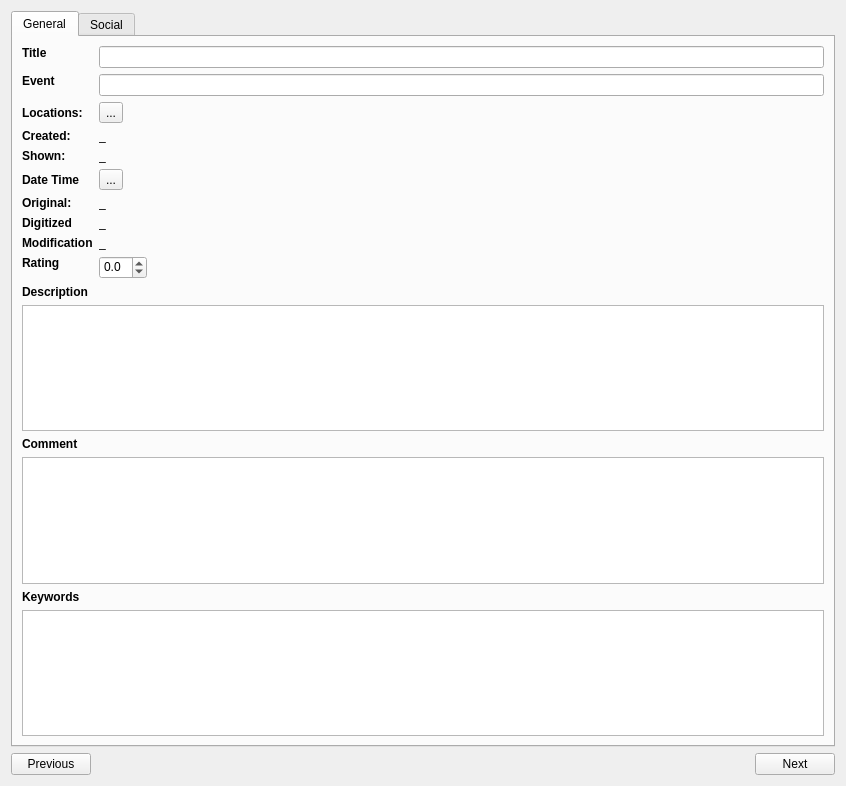
The window that src/libQExiv2/MetadataEdit/metadataeditpage.ui (rbbrnc/krbkACD) describes before a commit, drawn with Qt 5.
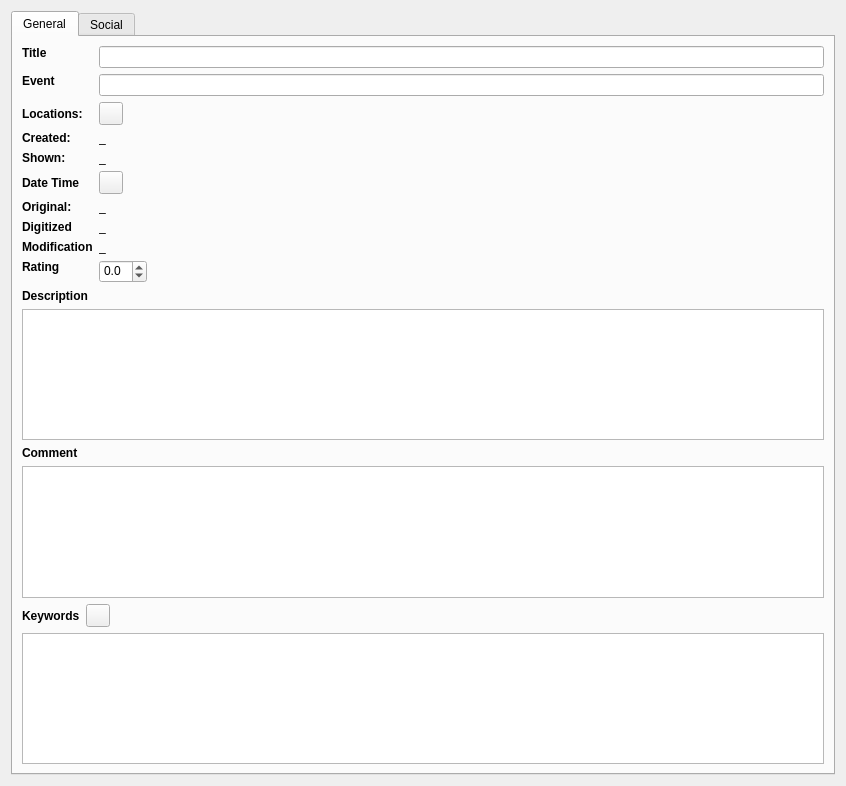
The same window after the commit. Icons and pictures are not drawn.

Patch:
```diff
--- a/src/libQExiv2/MetadataEdit/metadataeditpage.ui
+++ b/src/libQExiv2/MetadataEdit/metadataeditpage.ui
@@ -85,8 +85,9 @@
          </item>
          <item row="2" column="1">
           <widget class="QToolButton" name="locationEditButton">
-           <property name="text">
-            <string>...</string>
+           <property name="icon">
+            <iconset resource="../QExiv2.qrc">
+             <normaloff>:/images/edit.png</normaloff>:/images/edit.png</iconset>
            </property>
           </widget>
          </item>
@@ -145,8 +146,9 @@
          </item>
          <item row="5" column="1">
           <widget class="QToolButton" name="datetimeEditButton">
-           <property name="text">
-            <string>...</string>
+           <property name="icon">
+            <iconset resource="../QExiv2.qrc">
+             <normaloff>:/images/edit.png</normaloff>:/images/edit.png</iconset>
            </property>
           </widget>
          </item>
@@ -301,6 +303,8 @@
         <widget class="QPlainTextEdit" name="imageComment"/>
        </item>
        <item>
+        <layout class="QHBoxLayout" name="horizontalLayout">
+         <item>
         <widget class="QLabel" name="label_8">
          <property name="font">
           <font>
@@ -314,7 +318,30 @@
         </widget>
        </item>
        <item>
-        <widget class="QPlainTextEdit" name="plainTextEdit"/>
+          <widget class="QToolButton" name="keywordsEditButton">
+           <property name="icon">
+            <iconset resource="../QExiv2.qrc">
+             <normaloff>:/images/edit.png</normaloff>:/images/edit.png</iconset>
+           </property>
+          </widget>
+         </item>
+         <item>
+          <spacer name="horizontalSpacer">
+           <property name="orientation">
+            <enum>Qt::Horizontal</enum>
+           </property>
+           <property name="sizeHint" stdset="0">
+            <size>
+             <width>40</width>
+             <height>20</height>
+            </size>
+           </property>
+          </spacer>
+         </item>
+        </layout>
+       </item>
+       <item>
+        <widget class="QPlainTextEdit" name="keywordssTextEdit"/>
        </item>
       </layout>
      </widget>
@@ -525,37 +552,6 @@
      </widget>
     </widget>
    </item>
-   <item>
-    <layout class="QHBoxLayout" name="horizontalLayout">
-     <item>
-      <widget class="QPushButton" name="pushButton">
-       <property name="text">
-        <string>Previous</string>
-       </property>
-      </widget>
-     </item>
-     <item>
-      <spacer name="horizontalSpacer">
-       <property name="orientation">
-        <enum>Qt::Horizontal</enum>
-       </property>
-       <property name="sizeHint" stdset="0">
-        <size>
-         <width>40</width>
-         <height>20</height>
-        </size>
-       </property>
-      </spacer>
-     </item>
-     <item>
-      <widget class="QPushButton" name="pushButton_2">
-       <property name="text">
-        <string>Next</string>
-       </property>
-      </widget>
-     </item>
-    </layout>
-   </item>
   </layout>
  </widget>
  <resources>
```
Lines whose indentation alone changed are shown as unchanged.
